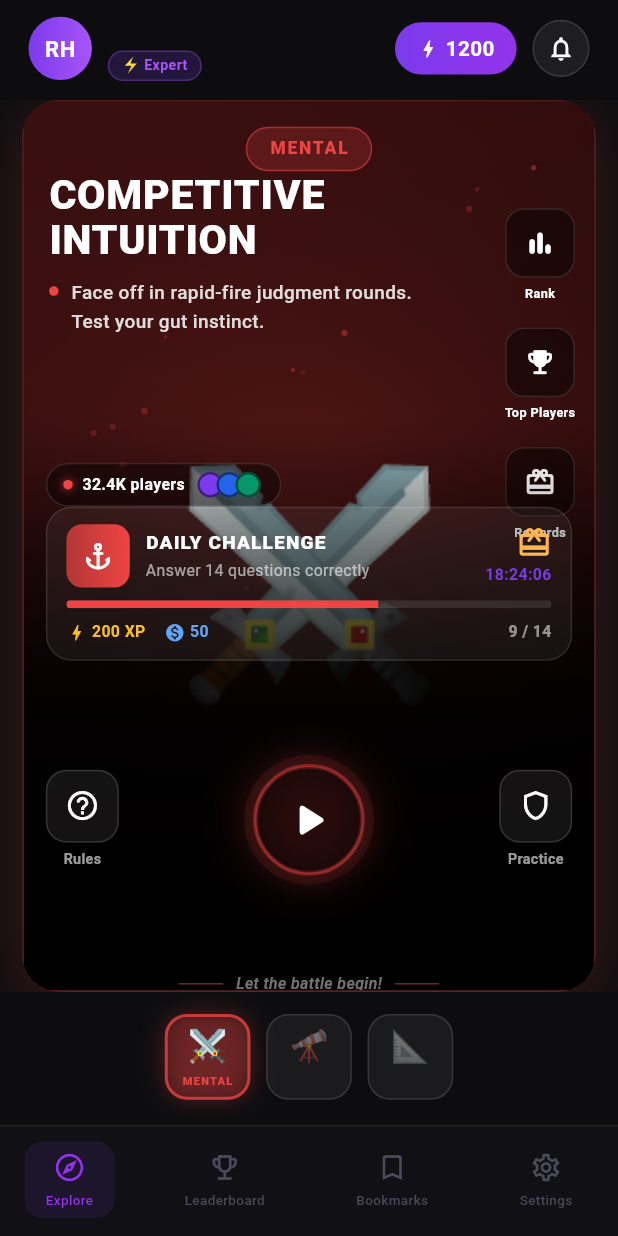
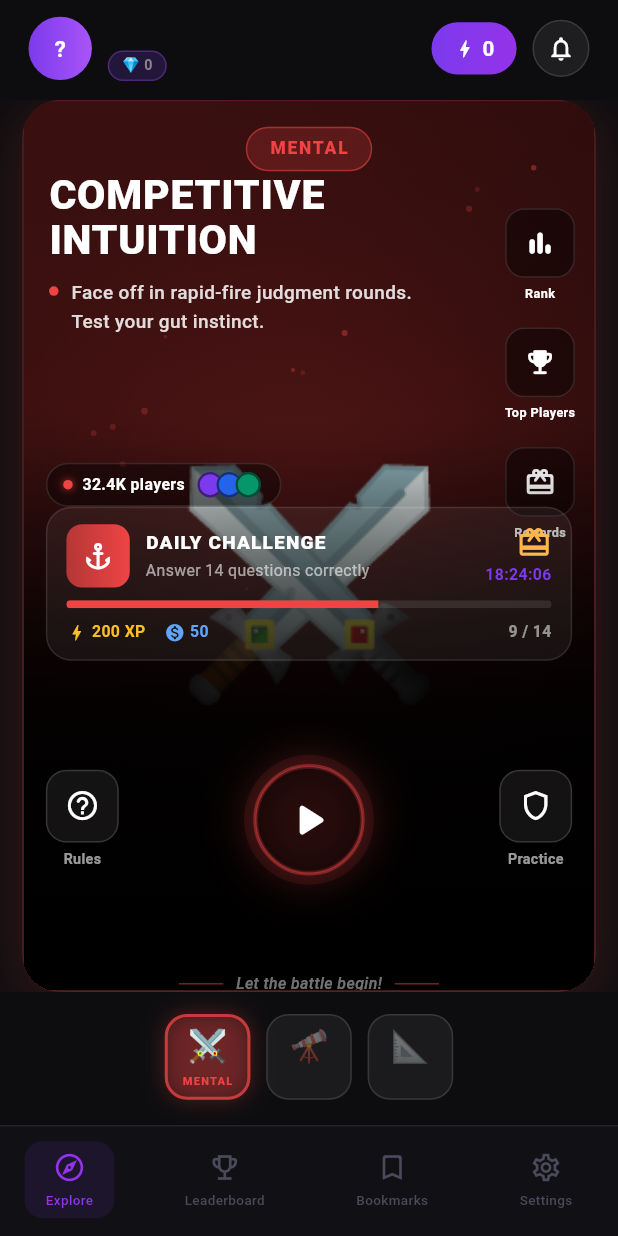
Before and after one commit to codeverse570/Tweak, a Flutter app: the screen it shows once a user with an empty profile is signed in, after a tap on "Rank", on a phone screen of 412 x 824 dp. Run offline on Flutter 3.47's test engine with Material 3 defaults, Android fonts, the phone set to English and light mode, and no system bars; our stand-ins replace flutter_riverpod, freezed_annotation, google_sign_in, hive_flutter, riverpod_annotation and 1 more; missing offline and left inert: dart:ffi, flame; accounts and stored records are empty; generated files the repository leaves out were written again; Roboto replaces fonts that are missing (SF Pro Display).

Commit message:
Added the user stats providers, fetching the user data from the backend

```diff
--- a/lib/features/home/presentation/widgets/hero_section.dart
+++ b/lib/features/home/presentation/widgets/hero_section.dart
@@ -6,8 +6,10 @@ import 'package:skillyr/features/home/presentation/widgets/bottom_section.dart';
 import 'package:skillyr/features/home/presentation/widgets/leaderboard_panel.dart';
 import 'package:skillyr/features/home/presentation/widgets/rule_panel.dart';
 import 'package:skillyr/features/matchmaking/presentation/screens/matchmaking_screen.dart';
-import 'package:provider/provider.dart';
-import 'package:skillyr/features/auth/presentation/providers/auth_provider.dart';
+import 'package:flutter_riverpod/flutter_riverpod.dart';
+import 'package:skillyr/features/user/presentation/providers/user_provider.dart';
+import 'package:supabase_flutter/supabase_flutter.dart';
+// import 'package:skillyr/features/user/presentation/providers/user_providers.dart';
 
 // ─────────────────────────────────────────────────────────────────────────────
 // Responsive scale helper
@@ -150,15 +152,28 @@ class _HeroSectionState extends State<HeroSection> {
 // ─────────────────────────────────────────────────────────────────────────────
 // _HeaderRow
 // ─────────────────────────────────────────────────────────────────────────────
-class _HeaderRow extends StatelessWidget {
+class _HeaderRow extends ConsumerWidget {
   final double scale;
   const _HeaderRow({required this.scale});
 
+
   @override
-  Widget build(BuildContext context) {
+  Widget build(BuildContext context, WidgetRef ref) {
     final s = scale;
-    final auth = context.watch<AuthProvider>();
-    final userName = auth.displayName ?? 'Player';
+
+    // ── User data from Supabase ──────────────────────────────────────────
+    final progressionAsync = ref.watch(userProgressionProvider);
+   final SupabaseClient _client;
+    final gems = progressionAsync.valueOrNull?.gems ?? 0;
+    final xp   = progressionAsync.valueOrNull?.experience ?? 0;
+
+    // Display name from Supabase auth metadata
+    final supaUser = Supabase.instance.client.auth.currentUser;
+    final meta     = supaUser?.userMetadata ?? {};
+    final userName = (meta['full_name'] as String?) ??
+        (meta['name'] as String?) ??
+        supaUser?.email?.split('@').first ??
+        'Player';
 
     final initials = userName
         .split(' ')
@@ -166,10 +181,11 @@ class _HeaderRow extends StatelessWidget {
         .take(2)
         .map((e) => e[0].toUpperCase())
         .join();
+
     return Row(
       mainAxisAlignment: MainAxisAlignment.spaceBetween,
       children: [
-        // Avatar + name
+        // ── Avatar + name + gems badge ───────────────────────────────────
         Row(
           children: [
             Container(
@@ -183,7 +199,7 @@ class _HeaderRow extends StatelessWidget {
               ),
               alignment: Alignment.center,
               child: Text(
-                'RH',
+                initials.isEmpty ? '?' : initials,
                 style: TextStyle(
                   color: Colors.white,
                   fontSize: 14 * s,
@@ -196,7 +212,7 @@ class _HeaderRow extends StatelessWidget {
               crossAxisAlignment: CrossAxisAlignment.start,
               children: [
                 Text(
-                   userName,
+                  userName,
                   style: TextStyle(
                     color: AppColors.textPrimary,
                     fontSize: 13 * s,
@@ -204,34 +220,22 @@ class _HeaderRow extends StatelessWidget {
                   ),
                 ),
                 SizedBox(height: 3 * s),
-                Container(
-                  padding: EdgeInsets.symmetric(
-                      horizontal: 8 * s, vertical: 2 * s),
-                  decoration: BoxDecoration(
-                    color: AppColors.purple.withOpacity(0.2),
-                    borderRadius: BorderRadius.circular(20),
-                    border: Border.all(
-                        color: AppColors.purpleGlow.withOpacity(0.3)),
-                  ),
-                  child: Text(
-                    '⚡ Expert',
-                    style: TextStyle(
-                      color: AppColors.purpleGlow,
-                      fontSize: 9 * s,
-                      fontWeight: FontWeight.w600,
-                    ),
-                  ),
+                // ── Gems badge (replaces "Expert") ───────────────────────
+                progressionAsync.when(
+                  loading: () => _GemsBadge(gems: null, scale: s),
+                  error: (_, __) => _GemsBadge(gems: null, scale: s),
+                  data: (p) => _GemsBadge(gems: p.gems, scale: s),
                 ),
               ],
             ),
           ],
         ),
-        // XP + bell
+
+        // ── XP pill + bell ───────────────────────────────────────────────
         Row(
           children: [
             Container(
-              padding: EdgeInsets.symmetric(
-                  horizontal: 14 * s, vertical: 7 * s),
+              padding: EdgeInsets.symmetric(horizontal: 14 * s, vertical: 7 * s),
               decoration: BoxDecoration(
                 gradient: const LinearGradient(
                   colors: [AppColors.purple, AppColors.purpleLight],
@@ -242,12 +246,31 @@ class _HeaderRow extends StatelessWidget {
                 children: [
                   Icon(Icons.bolt, color: Colors.white, size: 14 * s),
                   SizedBox(width: 4 * s),
-                  Text(
-                    '1200',
-                    style: TextStyle(
-                      color: Colors.white,
-                      fontSize: 13 * s,
-                      fontWeight: FontWeight.w700,
+                  // Live XP
+                  progressionAsync.when(
+                    loading: () => Text(
+                      '—',
+                      style: TextStyle(
+                        color: Colors.white,
+                        fontSize: 13 * s,
+                        fontWeight: FontWeight.w700,
+                      ),
+                    ),
+                    error: (_, __) => Text(
+                      '—',
+                      style: TextStyle(
+                        color: Colors.white,
+                        fontSize: 13 * s,
+                        fontWeight: FontWeight.w700,
+                      ),
+                    ),
+                    data: (p) => Text(
+                      _formatXp(p.experience),
+                      style: TextStyle(
+                        color: Colors.white,
+                        fontSize: 13 * s,
+                        fontWeight: FontWeight.w700,
+                      ),
                     ),
                   ),
                 ],
@@ -260,8 +283,7 @@ class _HeaderRow extends StatelessWidget {
               decoration: BoxDecoration(
                 color: Colors.white.withOpacity(0.07),
                 shape: BoxShape.circle,
-                border:
-                    Border.all(color: Colors.white.withOpacity(0.12)),
+                border: Border.all(color: Colors.white.withOpacity(0.12)),
               ),
               child: Icon(Icons.notifications_outlined,
                   color: Colors.white, size: 18 * s),
@@ -269,6 +291,41 @@ class _HeaderRow extends StatelessWidget {
           ],
         ),
       ],
+    );
+  }
+
+  String _formatXp(int xp) {
+    // print(xp);
+    if (xp >= 1000) return '${(xp / 1000).toStringAsFixed(1)}k';
+    return xp.toString();
+  }
+}
+
+// ─── Gems badge ──────────────────────────────────────────────────────────────
+
+class _GemsBadge extends StatelessWidget {
+  final int? gems;  // null → loading/error state
+  final double scale;
+  const _GemsBadge({required this.gems, required this.scale});
+
+  @override
+  Widget build(BuildContext context) {
+    final s = scale;
+    return Container(
+      padding: EdgeInsets.symmetric(horizontal: 8 * s, vertical: 2 * s),
+      decoration: BoxDecoration(
+        color: AppColors.purple.withOpacity(0.2),
+        borderRadius: BorderRadius.circular(20),
+        border: Border.all(color: AppColors.purpleGlow.withOpacity(0.3)),
+      ),
+      child: Text(
+        gems == null ? '💎 —' : '💎 $gems',
+        style: TextStyle(
+          color: const Color.fromARGB(255, 135, 132, 138),
+          fontSize: 9 * s,
+          fontWeight: FontWeight.w600,
+        ),
+      ),
     );
   }
 }
--- /dev/null
+++ b/lib/features/user/presentation/providers/user_provider.dart
@@ -0,0 +1,27 @@
+import 'package:flutter_riverpod/flutter_riverpod.dart';
+import 'package:riverpod_annotation/riverpod_annotation.dart';
+import 'package:supabase_flutter/supabase_flutter.dart';
+
+import '../../data/repositories/user_repository.dart';
+import '../../domain/models/user_progression.dart';
+import '../../domain/models/user_ratings.dart';
+
+part 'user_provider.g.dart';
+
+// ─── Progression stream ───────────────────────────────────────────────────────
+
+@riverpod
+Stream<UserProgression> userProgression(Ref ref) {
+  final userId = Supabase.instance.client.auth.currentUser?.id;
+  if (userId == null) return const Stream.empty();
+  return ref.watch(userRepositoryProvider).watchProgression(userId);
+}
+
+// ─── Ratings stream ───────────────────────────────────────────────────────────
+
+@riverpod
+Stream<UserRatings> userRatings(Ref ref) {
+  final userId = Supabase.instance.client.auth.currentUser?.id;
+  if (userId == null) return const Stream.empty();
+  return ref.watch(userRepositoryProvider).watchRatings(userId);
+}
--- a/lib/main.dart
+++ b/lib/main.dart
@@ -1,13 +1,12 @@
 import 'package:flutter/material.dart';
-import 'package:provider/provider.dart';
+import 'package:flutter_riverpod/flutter_riverpod.dart';
+import 'package:provider/provider.dart' as legacy;  // ← alias to avoid clash
 import 'package:supabase_flutter/supabase_flutter.dart';
 
 import 'package:skillyr/features/battle/data/services/hive_storage.dart';
 import 'package:skillyr/features/battle/presentation/providers/battle_provider.dart';
 import 'package:skillyr/features/battle/presentation/screens/battle_screen.dart';
-
 import 'package:skillyr/features/home/presentation/screens/home_screen.dart';
-
 import 'package:skillyr/features/auth/presentation/providers/auth_provider.dart';
 import 'package:skillyr/features/auth/presentation/screens/auth_screen.dart';
 import 'package:skillyr/features/auth/data/services/supabase_auth_service.dart';
@@ -15,13 +14,18 @@ import 'package:skillyr/features/auth/data/services/supabase_auth_service.dart';
 Future<void> main() async {
   WidgetsFlutterBinding.ensureInitialized();
 
-  // Hive
   await HiveStorage.instance.init();
 
-  // Supabase
- await Supabase.initialize( url: 'https://bdapfofkohruzxjffgxw.supabase.co', publishableKey: 'sb_publishable_yX5fciAgov_15rUuhtfyYg_01pkO0a0', );
+  await Supabase.initialize(
+    url: 'https://bdapfofkohruzxjffgxw.supabase.co',
+       publishableKey: 'sb_publishable_yX5fciAgov_15rUuhtfyYg_01pkO0a0'
+  );
 
-  runApp(const SkillyrApp());
+  runApp(
+    const ProviderScope(
+      child: SkillyrApp(),
+    ),
+  );
 }
 
 class SkillyrApp extends StatelessWidget {
@@ -29,7 +33,7 @@ class SkillyrApp extends StatelessWidget {
 
   @override
   Widget build(BuildContext context) {
-    return ChangeNotifierProvider(
+    return legacy.ChangeNotifierProvider(   // ← prefixed
       create: (_) => AuthProvider(
         SupabaseAuthService(
           webClientId:
@@ -56,14 +60,12 @@ class SkillyrApp extends StatelessWidget {
   }
 }
 
-/// Shows AuthScreen if user isn't logged in,
-/// otherwise goes to HomeScreen.
 class RootGate extends StatelessWidget {
   const RootGate({super.key});
 
   @override
   Widget build(BuildContext context) {
-    final auth = context.watch<AuthProvider>();
+    final auth = legacy.Provider.of<AuthProvider>(context);  // ← prefixed
 
     if (auth.isAuthenticated) {
       return const HomeScreen();
@@ -73,13 +75,12 @@ class RootGate extends StatelessWidget {
   }
 }
 
-/// Battle screen wrapper
 class BattleScreenWrapper extends StatelessWidget {
   const BattleScreenWrapper({super.key});
 
   @override
   Widget build(BuildContext context) {
-    return ChangeNotifierProvider(
+    return legacy.ChangeNotifierProvider(   // ← prefixed
       create: (_) => BattleProvider(),
       child: const BattleScreen(),
     );
```
Also changed, not shown: lib/features/user/data/repositories/user_repository.dart (added, +89 -0 lines), lib/features/user/domain/models/user_progression.dart (added, +24 -0 lines), lib/features/user/domain/models/user_ratings.dart (added, +24 -0 lines), pubspec.yaml (+8 -0 lines), lib/features/user/data/repositories/user_repository.g.dart (added), lib/features/user/domain/models/user_progression.freezed.dart (added), lib/features/user/domain/models/user_progression.g.dart (added), lib/features/user/domain/models/user_ratings.freezed.dart (added), lib/features/user/domain/models/user_ratings.g.dart (added), lib/features/user/presentation/providers/user_provider.g.dart (added), pubspec.lock.
